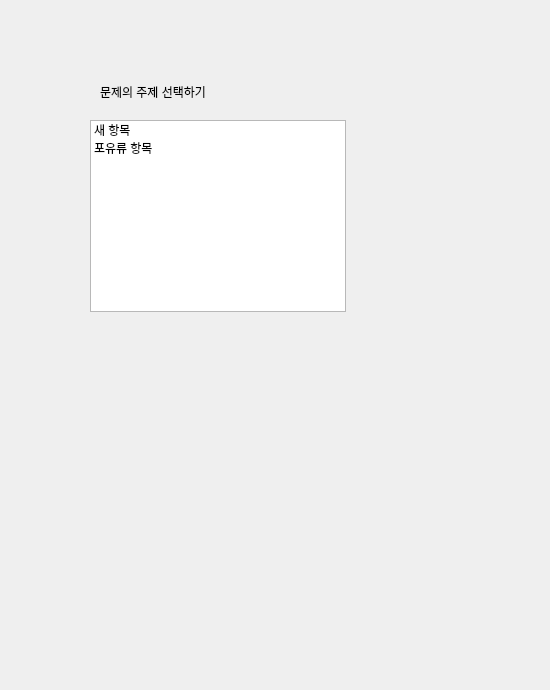
Eduappproject/education_application, file student_client.ui: the form before one commit.
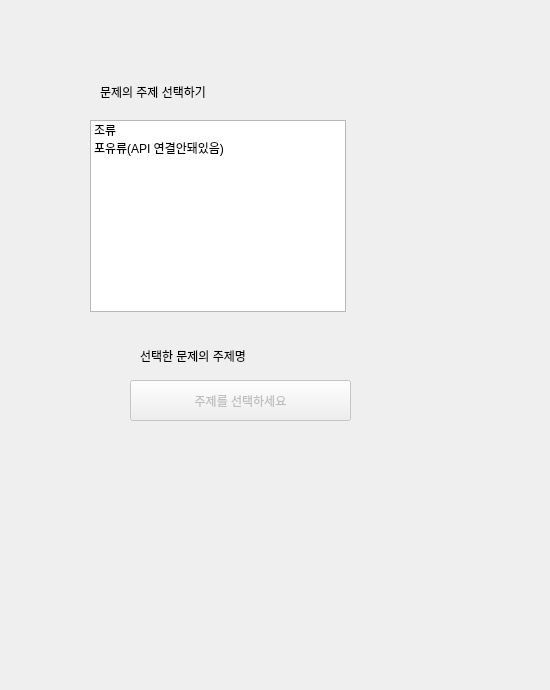
The form after the commit. The open tabs and pages were chosen to show the change.

Commit message: 문제를 받기만하고 풀수없음

What changed in the file:
```diff
--- a/student_client.ui
+++ b/student_client.ui
@@ -692,12 +692,12 @@
      </property>
      <item>
       <property name="text">
-       <string>새 항목</string>
+       <string>조류</string>
       </property>
      </item>
      <item>
       <property name="text">
-       <string>포유류 항목</string>
+       <string>포유류(API 연결안돼있음)</string>
       </property>
      </item>
     </widget>
@@ -714,6 +714,35 @@
       <string>문제의 주제 선택하기</string>
      </property>
     </widget>
+    <widget class="QLabel" name="stackedWidget_2">
+     <property name="geometry">
+      <rect>
+       <x>130</x>
+       <y>330</y>
+       <width>151</width>
+       <height>31</height>
+      </rect>
+     </property>
+     <property name="text">
+      <string>선택한 문제의 주제명</string>
+     </property>
+    </widget>
+    <widget class="QPushButton" name="questionChoiceButton">
+     <property name="enabled">
+      <bool>false</bool>
+     </property>
+     <property name="geometry">
+      <rect>
+       <x>120</x>
+       <y>370</y>
+       <width>221</width>
+       <height>41</height>
+      </rect>
+     </property>
+     <property name="text">
+      <string>주제를 선택하세요</string>
+     </property>
+    </widget>
    </widget>
    <widget class="QWidget" name="QuestionPage">
     <widget class="QLabel" name="questionLabel">
```
Left out of the diff: 35 changed lines with no effect on the pictures. The commit also changes 2 other files.
